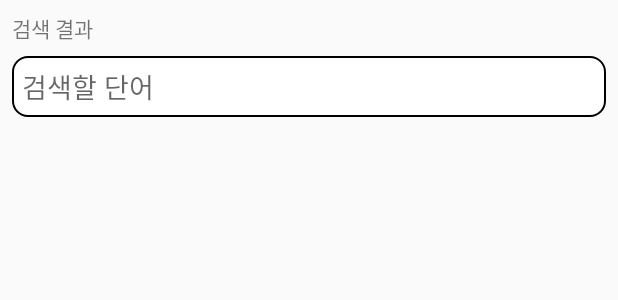
After one commit to rexyrex/AndroidKakaoParser, an Android app: the layout fragment_word_analyse.xml on its own in the app's theme, with its tools: preview values and no code run, on a phone screen of 412 x 824 dp. The commit adds this screen. Shown: the top 300 px of the screen. Run offline under Robolectric (Android 15) with nearby library versions, the phone set to English and light mode, and no system bars; Roboto replaces fonts that are not available here.

Commit message:
Added Word Frequency Fragment

```diff
--- a/app/src/main/java/com/rexyrex/kakaoparser/Utils/PicUtils.java
+++ b/app/src/main/java/com/rexyrex/kakaoparser/Utils/PicUtils.java
@@ -8,7 +8,6 @@ import com.rexyrex.kakaoparser.R;
 public class PicUtils {
     public static Drawable getProfiePic(Context c, int index){
         switch(index){
-            case 0 : return c.getResources().getDrawable(R.drawable.avatar0);
             case 1 : return c.getResources().getDrawable(R.drawable.avatar1);
             case 2 : return c.getResources().getDrawable(R.drawable.avatar2);
             case 3 : return c.getResources().getDrawable(R.drawable.avatar3);
--- /dev/null
+++ b/app/src/main/res/drawable/custom_edittext.xml
@@ -0,0 +1,19 @@
+<?xml version="1.0" encoding="utf-8"?>
+<shape xmlns:android="http://schemas.android.com/apk/res/android" >
+
+    <solid android:color="#FFFFFF" />
+
+    <stroke
+        android:width="1dp"
+        android:color="#000000" />
+    <corners
+        android:radius="10dp"
+        />
+
+    <padding
+        android:bottom="7dip"
+        android:left="7dip"
+        android:right="7dip"
+        android:top="7dip" />
+
+</shape>
--- /dev/null
+++ b/app/src/main/res/drawable/text_cursor_color.xml
@@ -0,0 +1,6 @@
+<?xml version="1.0" encoding="utf-8"?>
+<shape xmlns:android="http://schemas.android.com/apk/res/android"
+    android:shape="rectangle">
+    <solid android:color="#000000" />
+    <size android:width="3dp" />
+</shape>
--- a/app/src/main/res/layout/activity_tab.xml
+++ b/app/src/main/res/layout/activity_tab.xml
@@ -28,7 +28,8 @@
             android:layout_height="wrap_content"
             android:background="?attr/colorPrimary"
             app:tabIndicatorAnimationDuration="500"
-            app:tabIndicatorGravity="center" />
+            app:tabIndicatorColor="@color/design_default_color_surface"
+            app:tabIndicatorGravity="top" />
     </com.google.android.material.appbar.AppBarLayout>
 
     <androidx.viewpager.widget.ViewPager
--- a/app/src/main/res/layout/fragment_chat_frequency.xml
+++ b/app/src/main/res/layout/fragment_chat_frequency.xml
@@ -5,12 +5,6 @@
     android:layout_height="match_parent"
     tools:context=".Fragments.ChatFrequencyFrag">
 
-    <!-- TODO: Update blank fragment layout -->
-    <TextView
-        android:layout_width="match_parent"
-        android:layout_height="match_parent"
-        android:text="@string/hello_blank_fragment" />
-
     <com.github.mikephil.charting.charts.PieChart
         android:id="@+id/chatAmountPieChart"
         android:layout_width="match_parent"
--- /dev/null
+++ b/app/src/main/res/layout/fragment_word_analyse.xml
@@ -0,0 +1,47 @@
+<?xml version="1.0" encoding="utf-8"?>
+<androidx.constraintlayout.widget.ConstraintLayout xmlns:android="http://schemas.android.com/apk/res/android"
+    xmlns:app="http://schemas.android.com/apk/res-auto"
+    xmlns:tools="http://schemas.android.com/tools"
+    android:id="@+id/constraintLayout"
+    android:layout_width="match_parent"
+    android:layout_height="match_parent"
+    tools:context=".Fragments.WordAnalyseFrag">
+
+
+    <EditText
+        android:id="@+id/wordSearchET"
+        android:layout_width="0dp"
+        android:layout_height="wrap_content"
+        android:layout_marginStart="8dp"
+        android:layout_marginTop="8dp"
+        android:layout_marginEnd="8dp"
+        android:background="@drawable/custom_edittext"
+        android:ems="10"
+        android:hint="검색할 단어"
+        android:inputType="textPersonName"
+        android:textCursorDrawable="@drawable/text_cursor_color"
+        app:layout_constraintEnd_toEndOf="parent"
+        app:layout_constraintHorizontal_bias="0.0"
+        app:layout_constraintStart_toStartOf="parent"
+        app:layout_constraintTop_toBottomOf="@+id/wordSearchResTV" />
+
+    <TextView
+        android:id="@+id/wordSearchResTV"
+        android:layout_width="wrap_content"
+        android:layout_height="wrap_content"
+        android:layout_marginStart="8dp"
+        android:layout_marginTop="8dp"
+        android:fontFamily="@font/maplestory_bold"
+        android:text="검색 결과"
+        app:layout_constraintStart_toStartOf="parent"
+        app:layout_constraintTop_toTopOf="parent" />
+
+    <ListView
+        android:id="@+id/wordSearchLV"
+        android:layout_width="0dp"
+        android:layout_height="0dp"
+        app:layout_constraintBottom_toBottomOf="parent"
+        app:layout_constraintEnd_toEndOf="parent"
+        app:layout_constraintStart_toStartOf="parent"
+        app:layout_constraintTop_toBottomOf="@+id/wordSearchET" />
+</androidx.constraintlayout.widget.ConstraintLayout>
--- a/app/src/main/res/layout/list_view_elem.xml
+++ b/app/src/main/res/layout/list_view_elem.xml
@@ -17,7 +17,7 @@
         tools:srcCompat="@tools:sample/avatars" />
 
     <TextView
-        android:id="@+id/elemTV"
+        android:id="@+id/wordListElemWordTV"
         android:layout_width="wrap_content"
         android:layout_height="wrap_content"
         android:layout_marginStart="8dp"
@@ -49,6 +49,6 @@
         android:text="wuuuut"
         android:textSize="14sp"
         android:textStyle="bold"
-        app:layout_constraintStart_toStartOf="@+id/elemTV"
-        app:layout_constraintTop_toBottomOf="@+id/elemTV" />
+        app:layout_constraintStart_toStartOf="@+id/wordListElemWordTV"
+        app:layout_constraintTop_toBottomOf="@+id/wordListElemWordTV" />
 </androidx.constraintlayout.widget.ConstraintLayout>
```
Also changed, not shown: app/src/main/java/com/rexyrex/kakaoparser/Activities/ChatStatsTabActivity.java (+14 -3 lines), app/src/main/java/com/rexyrex/kakaoparser/Activities/MainActivity.java (+1 -17 lines), app/src/main/java/com/rexyrex/kakaoparser/Entities/ChatData.java (+16 -5 lines), app/src/main/java/com/rexyrex/kakaoparser/Fragments/GeneralStatsFrag.java (+3 -4 lines), app/src/main/java/com/rexyrex/kakaoparser/Fragments/MainFragment.java (deleted, +0 -66 lines), app/src/main/java/com/rexyrex/kakaoparser/Fragments/WordAnalyseFrag.java (added, +171 -0 lines), app/src/main/java/com/rexyrex/kakaoparser/ui/main/PlaceholderFragment.java (deleted, +0 -56 lines), app/src/main/java/com/rexyrex/kakaoparser/ui/main/SectionsPagerAdapter.java (+7 -9 lines), app/src/main/res/layout/fragment_general_stats.xml (+24 -0 lines), app/src/main/res/layout/fragment_main.xml (deleted, +0 -14 lines), app/src/main/res/layout/list_view_elem_word.xml (added, +38 -0 lines).
